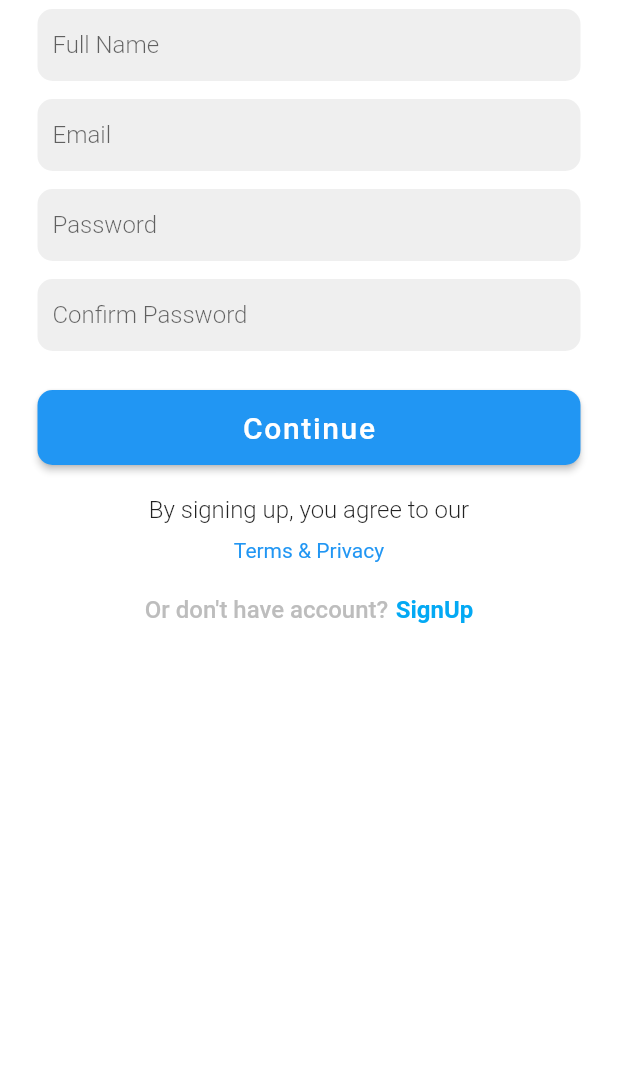
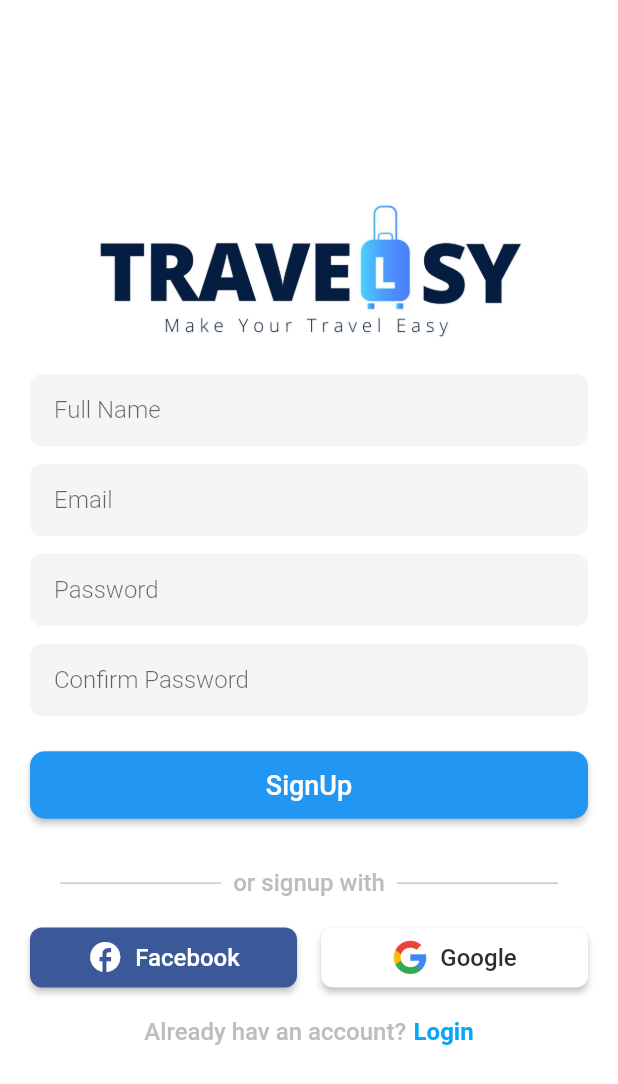
Before and after one commit to RxMobile-Dummy/Travel_Project_2022, a Flutter app: the SignUpPage screen opened by its route, on a phone screen of 412 x 824 dp. Shown: the top 1084 px of the screen. Run offline on Flutter 3.47's test engine with Material 2 defaults, Android fonts, the phone set to English and light mode, and no system bars; our stand-ins replace bloc, carousel_slider, connectivity_plus, dartz, dio, dots_indicator and 12 more; missing offline and left inert: flutter_facebook_auth; accounts and stored records are empty.

Commit message:
feat(fix_development):sign up ui chnages

```diff
--- a/make_my_trip/lib/core/navigation/route_info.dart
+++ b/make_my_trip/lib/core/navigation/route_info.dart
@@ -1,11 +1,10 @@
 /// this class will contain static route names
 class RoutesName {
-
-  static const splash = '/';
+  static const splash = '/login';
 
   static const onBoard = '/intro';
 
-  static const login = '/login';
+  static const login = '/';
   static const signup = '/signup';
   static const otp = '/otp';
   static const verifyEmail = "/verifyEmail";
@@ -24,15 +23,11 @@ class RoutesName {
 
   static const roomCategory = "/roomCategory";
 
-
   static const roomDetail = "/roomDetail";
-
 
   static const galleryPage = '/galleryPage';
 
   static const reviewPage = "/reviewPage";
 
   static const publishReviewPage = "/publishReview";
-
-
 }
--- a/make_my_trip/lib/features/login/presentation/widgets/textField_widget.dart
+++ b/make_my_trip/lib/features/login/presentation/widgets/textField_widget.dart
@@ -12,9 +12,7 @@ class TextFieldView extends StatelessWidget {
   var textFieldViewController;
   @override
   Widget build(BuildContext context) {
-    return Padding(
-      padding: const EdgeInsets.symmetric(vertical: 6, horizontal: 10),
-      child: TextFormField(
+    return TextFormField(
       decoration: InputDecoration(
           contentPadding:
               const EdgeInsets.symmetric(vertical: 8.0, horizontal: 10.0),
@@ -33,7 +31,6 @@ class TextFieldView extends StatelessWidget {
         }
         return null;
       },
-      ),
     );
   }
 }
--- a/make_my_trip/lib/features/sign_up/presentation/pages/sign_up_page.dart
+++ b/make_my_trip/lib/features/sign_up/presentation/pages/sign_up_page.dart
@@ -9,8 +9,12 @@ import 'package:make_my_trip/features/sign_up/presentation/widgets/termsAndPriva
 import 'package:make_my_trip/features/sign_up/presentation/widgets/text_field.dart';
 import 'package:make_my_trip/utils/constants/string_constants.dart';
 import 'package:make_my_trip/utils/extensions/sizedbox/sizedbox_extension.dart';
+import 'package:make_my_trip/utils/widgets/common_primary_button.dart';
 
 import '../../../../core/navigation/route_info.dart';
+import '../../../../utils/constants/image_path.dart';
+import '../../../login/presentation/cubit/login_cubit.dart';
+import '../../../login/presentation/widgets/icon_button.dart';
 
 class SignUpPage extends StatelessWidget {
   final TextEditingController fullname = TextEditingController();
@@ -24,9 +28,10 @@ class SignUpPage extends StatelessWidget {
   Widget build(BuildContext context) {
     return Scaffold(
         body: SafeArea(
+      child: Center(
         child: SingleChildScrollView(
-        child:
-            BlocConsumer<SignUpCubit, SignUpState>(listener: (context, state) {
+          child: BlocConsumer<SignUpCubit, SignUpState>(
+              listener: (context, state) {
             if (state is SignUpSuccessState) {
               Navigator.pushNamedAndRemoveUntil(
                   context, RoutesName.home, (route) => true);
@@ -40,8 +45,17 @@ class SignUpPage extends StatelessWidget {
                 ),
               );
             } else {
-            return Column(
+              return Container(
+                padding: const EdgeInsets.symmetric(horizontal: 20),
+                child: Column(
                   children: [
+                    FractionallySizedBox(
+                      widthFactor: .8,
+                      child: Image.asset(
+                        ImagePath.appLogo,
+                      ),
+                    ),
+                    8.verticalSpace,
                     TextFieldView(
                       hint: StringConstants.fullnameTxt,
                       controller: fullname,
@@ -74,28 +88,80 @@ class SignUpPage extends StatelessWidget {
                                 ),
                               )
                             : const SizedBox()),
-                Padding(
-                  padding: const EdgeInsets.only(top: 10.0),
-                  child: ContinueButton(onTap: () {
-                    BlocProvider.of<SignUpCubit>(context).signUpWithEmail(
+                    16.verticalSpace,
+                    FractionallySizedBox(
+                      widthFactor: 1,
+                      child: CommonPrimaryButton(
+                          text: StringConstants.signUpTxt,
+                          onTap: () {
+                            BlocProvider.of<SignUpCubit>(context)
+                                .signUpWithEmail(
                                     signUpEmail: email.text,
                                     signUpPassword: password.text,
                                     signUpConfirmPassword: conPassword.text,
                                     signUpFullname: fullname.text);
                           }),
                     ),
-                Padding(
-                  padding: const EdgeInsets.only(top: 10.0, bottom: 4.0),
-                  child: Text(
-                    StringConstants.tc,
-                    style: AppTextStyles.labelDescriptionStyle,
+                    16.verticalSpace,
+                    16.verticalSpace,
+                    Row(children: [
+                      const Expanded(
+                          child: Padding(
+                        padding: EdgeInsets.only(left: 20.0, right: 8.0),
+                        child: Divider(
+                          thickness: 1,
+                          color: MakeMyTripColors.color30gray,
+                        ),
+                      )),
+                      Text(
+                        StringConstants.orSignupWith,
+                        style: AppTextStyles.hintTextStyle,
+                      ),
+                      const Expanded(
+                          child: Padding(
+                        padding: EdgeInsets.only(left: 8.0, right: 20.0),
+                        child: Divider(
+                          thickness: 1,
+                          color: MakeMyTripColors.color30gray,
+                        ),
+                      )),
+                    ]),
+                    16.verticalSpace,
+                    Row(
+                      children: [
+                        Expanded(
+                          child: CustomIconButton(
+                            backColor: const Color(0xff3b5998),
+                            icon: const Icon(Icons.facebook_rounded),
+                            text: StringConstants.facebookTxt,
+                            textColor: MakeMyTripColors.colorWhite,
+                            onTap: () {
+                              BlocProvider.of<LoginCubit>(context)
+                                  .signInWithFacebook();
+                            },
                           ),
                         ),
-                const TermsAndPrivacyButton(),
+                        16.horizontalSpace,
+                        Expanded(
+                          child: CustomIconButton(
+                              backColor: MakeMyTripColors.colorWhite,
+                              textColor: MakeMyTripColors.colorBlack,
+                              icon: Image.asset(
+                                ImagePath.icGoogleLogo,
+                                width: 24,
+                              ),
+                              onTap: () {
+                                BlocProvider.of<LoginCubit>(context)
+                                    .signInWithGoogle();
+                              },
+                              text: StringConstants.googleTxt),
+                        ),
+                      ],
+                    ),
                     16.verticalSpace,
                     RichText(
                         text: TextSpan(
-                        text: StringConstants.noAccount,
+                            text: StringConstants.alreadyAccount,
                             style: AppTextStyles.hintTextStyle,
                             children: [
                           const WidgetSpan(
@@ -108,15 +174,17 @@ class SignUpPage extends StatelessWidget {
                               ..onTap = () {
                                 Navigator.pop(context);
                               },
-                        text: StringConstants.signUpTxt,
+                            text: StringConstants.loginTxt,
                             style: AppTextStyles.infoContentStyle2,
                           )
                         ])),
                   ],
+                ),
               );
             }
           }),
         ),
+      ),
     ));
   }
 }
--- a/make_my_trip/lib/features/sign_up/presentation/widgets/text_field.dart
+++ b/make_my_trip/lib/features/sign_up/presentation/widgets/text_field.dart
@@ -19,21 +19,14 @@ class TextFieldView extends StatelessWidget {
   @override
   Widget build(BuildContext context) {
     return Padding(
-      padding: const EdgeInsets.symmetric(vertical: 6, horizontal: 25),
+      padding: const EdgeInsets.symmetric(
+        vertical: 6,
+      ),
       child: TextFormField(
         decoration: InputDecoration(
-          contentPadding:
-              const EdgeInsets.symmetric(vertical: 8.0, horizontal: 10.0),
-          border: OutlineInputBorder(
-            borderRadius: BorderRadius.circular(10.0),
-            borderSide: BorderSide.none,
-          ),
-          fillColor: MakeMyTripColors.color10gray,
-          filled: true,
           hintText: hint,
           hintStyle: AppTextStyles.labelDescriptionStyle,
         ),
-        //
         controller: controller,
         obscureText: obscure ?? false,
       ),
--- a/make_my_trip/lib/utils/constants/image_path.dart
+++ b/make_my_trip/lib/utils/constants/image_path.dart
@@ -17,7 +17,6 @@ class ImagePath {
   static String intro3 = 'assets/img_intro3.jpeg';
   static String intro4 = 'assets/img_intro4.jpeg';
 
-
   static const String introImage1 = "assets/img/plan_destination.png";
   static const String introImage2 = "assets/img/pick_up_your_time.png";
   static const String introImage3 = "assets/img/start_your_journey.png";
@@ -29,11 +28,10 @@ class ImagePath {
   static const String wishlistImage1 = 'assets/img/wishlist1.jpeg';
   static const String wishlistImage2 = 'assets/img/wishlist2.jpeg';
 
-
-
   static const String serverFailImage = "assets/img/server_failure.png";
 
   static const String forgetPassword = "assets/img/forgetpassword.png";
 
-
+  static const String appLogoGif = "assets/video/logo.gif";
+  static const String appLogo = "assets/img/flogo.jpeg";
 }
--- a/make_my_trip/lib/utils/constants/string_constants.dart
+++ b/make_my_trip/lib/utils/constants/string_constants.dart
@@ -16,8 +16,10 @@ class StringConstants {
       'Meet new people from over millions of\nusers. Create posts, find friends and more.';
   static String forgotPass = 'Forgot Password?';
   static String orLoginWith = "or login with";
+  static String orSignupWith = "or signup with";
 
   static String noAccount = "Or don't have account?";
+  static String alreadyAccount = "Already hav an account?";
 
   static String facebookTxt = "Facebook";
   static String googleTxt = "Google";
@@ -109,7 +111,7 @@ class StringConstants {
 
   static String resetPassword = "Forget Password";
   static String passwordLbl =
-      'Enter the email associated with your account and we will send an email with instrucrions to reset your password.';
+      'Enter the email associated with your account and we will send an email with instructions to reset your password.';
   static String emailAddress = 'Email Address';
   static String hintText = "helloworld123@gmail.com";
   static String sendLink = "Send Link";
```
Also changed, not shown: make_my_trip/lib/features/login/presentation/pages/login_page.dart (+37 -19 lines), make_my_trip/lib/features/login/presentation/widgets/login_elevated_button_widget.dart (deleted, +0 -33 lines), make_my_trip/lib/features/login/presentation/widgets/login_text_form_field_widget.dart (deleted, +0 -46 lines), make_my_trip/lib/features/login/presentation/widgets/resetPassword_widget.dart (+28 -44 lines), make_my_trip/assets/img/flogo.jpeg (added), make_my_trip/assets/img/logo.png (added). Lines whose indentation alone changed are shown as unchanged.
